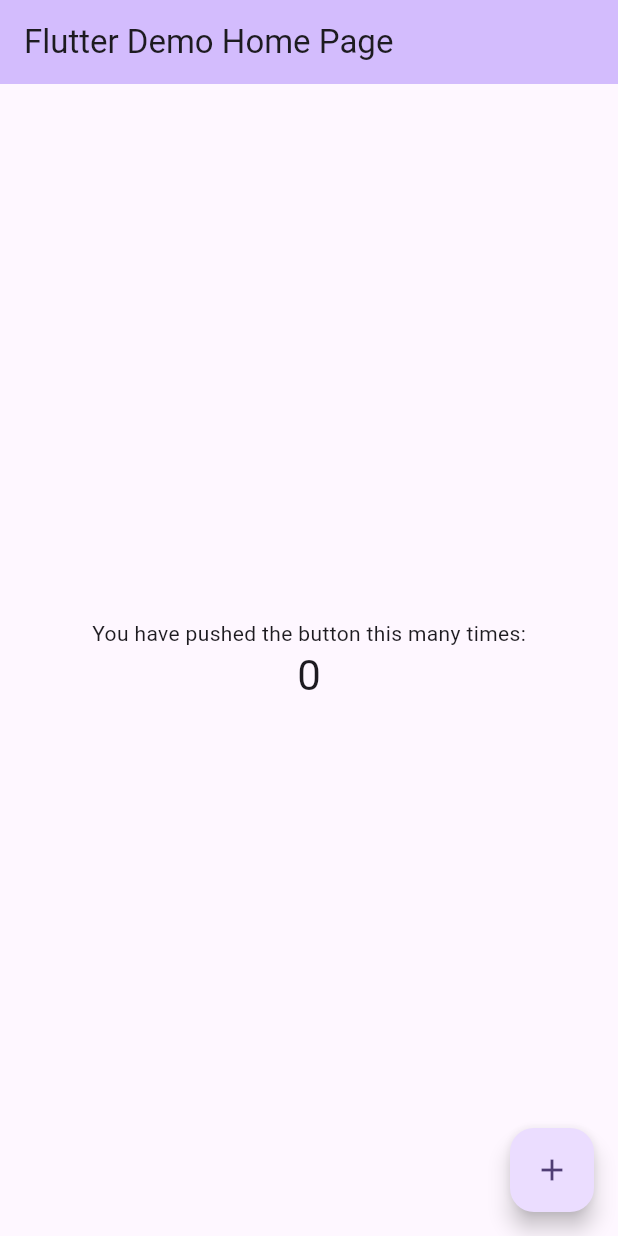
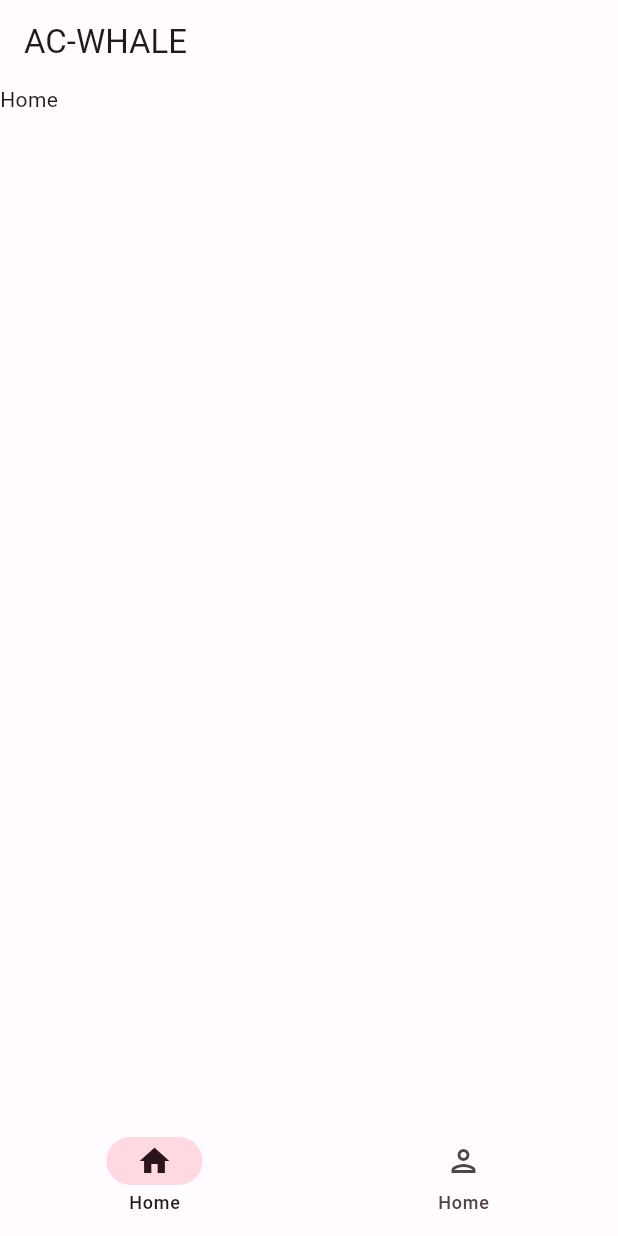
Before and after one commit to zeke-wang/ac-whale, a Flutter app: the screen it shows after launch, on a phone screen of 412 x 824 dp. Run offline on Flutter 3.47's test engine with Material 3 defaults, Android fonts, the phone set to English and light mode, and no system bars; our stand-ins replace go_router, logger.

Commit message:
完成登录

```diff
--- a/lib/main.dart
+++ b/lib/main.dart
@@ -1,125 +1,18 @@
+import 'package:acwhale/color_schemes.g.dart';
 import 'package:flutter/material.dart';
+import 'router/router_config.dart';
 
-void main() {
-  runApp(const MyApp());
-}
+void main() => runApp(const MyApp());
 
 class MyApp extends StatelessWidget {
   const MyApp({super.key});
-
-  // This widget is the root of your application.
   @override
   Widget build(BuildContext context) {
-    return MaterialApp(
-      title: 'Flutter Demo',
-      theme: ThemeData(
-        // This is the theme of your application.
-        //
-        // TRY THIS: Try running your application with "flutter run". You'll see
-        // the application has a blue toolbar. Then, without quitting the app,
-        // try changing the seedColor in the colorScheme below to Colors.green
-        // and then invoke "hot reload" (save your changes or press the "hot
-        // reload" button in a Flutter-supported IDE, or press "r" if you used
-        // the command line to start the app).
-        //
-        // Notice that the counter didn't reset back to zero; the application
-        // state is not lost during the reload. To reset the state, use hot
-        // restart instead.
-        //
-        // This works for code too, not just values: Most code changes can be
-        // tested with just a hot reload.
-        colorScheme: ColorScheme.fromSeed(seedColor: Colors.deepPurple),
-        useMaterial3: true,
-      ),
-      home: const MyHomePage(title: 'Flutter Demo Home Page'),
-    );
+    return MaterialApp.router(
+        debugShowCheckedModeBanner: false,
+        title: 'ac-whale',
+        theme: ThemeData(useMaterial3: true, colorScheme: lightColorScheme),
+        darkTheme: ThemeData(useMaterial3: true, colorScheme: darkColorScheme),
+        routerConfig: router);
   }
 }
-
-class MyHomePage extends StatefulWidget {
-  const MyHomePage({super.key, required this.title});
-
-  // This widget is the home page of your application. It is stateful, meaning
-  // that it has a State object (defined below) that contains fields that affect
-  // how it looks.
-
-  // This class is the configuration for the state. It holds the values (in this
-  // case the title) provided by the parent (in this case the App widget) and
-  // used by the build method of the State. Fields in a Widget subclass are
-  // always marked "final".
-
-  final String title;
-
-  @override
-  State<MyHomePage> createState() => _MyHomePageState();
-}
-
-class _MyHomePageState extends State<MyHomePage> {
-  int _counter = 0;
-
-  void _incrementCounter() {
-    setState(() {
-      // This call to setState tells the Flutter framework that something has
-      // changed in this State, which causes it to rerun the build method below
-      // so that the display can reflect the updated values. If we changed
-      // _counter without calling setState(), then the build method would not be
-      // called again, and so nothing would appear to happen.
-      _counter++;
-    });
-  }
-
-  @override
-  Widget build(BuildContext context) {
-    // This method is rerun every time setState is called, for instance as done
-    // by the _incrementCounter method above.
-    //
-    // The Flutter framework has been optimized to make rerunning build methods
-    // fast, so that you can just rebuild anything that needs updating rather
-    // than having to individually change instances of widgets.
-    return Scaffold(
-      appBar: AppBar(
-        // TRY THIS: Try changing the color here to a specific color (to
-        // Colors.amber, perhaps?) and trigger a hot reload to see the AppBar
-        // change color while the other colors stay the same.
-        backgroundColor: Theme.of(context).colorScheme.inversePrimary,
-        // Here we take the value from the MyHomePage object that was created by
-        // the App.build method, and use it to set our appbar title.
-        title: Text(widget.title),
-      ),
-      body: Center(
-        // Center is a layout widget. It takes a single child and positions it
-        // in the middle of the parent.
-        child: Column(
-          // Column is also a layout widget. It takes a list of children and
-          // arranges them vertically. By default, it sizes itself to fit its
-          // children horizontally, and tries to be as tall as its parent.
-          //
-          // Column has various properties to control how it sizes itself and
-          // how it positions its children. Here we use mainAxisAlignment to
-          // center the children vertically; the main axis here is the vertical
-          // axis because Columns are vertical (the cross axis would be
-          // horizontal).
-          //
-          // TRY THIS: Invoke "debug painting" (choose the "Toggle Debug Paint"
-          // action in the IDE, or press "p" in the console), to see the
-          // wireframe for each widget.
-          mainAxisAlignment: MainAxisAlignment.center,
-          children: <Widget>[
-            const Text(
-              'You have pushed the button this many times:',
-            ),
-            Text(
-              '$_counter',
-              style: Theme.of(context).textTheme.headlineMedium,
-            ),
-          ],
-        ),
-      ),
-      floatingActionButton: FloatingActionButton(
-        onPressed: _incrementCounter,
-        tooltip: 'Increment',
-        child: const Icon(Icons.add),
-      ), // This trailing comma makes auto-formatting nicer for build methods.
-    );
-  }
-}
--- /dev/null
+++ b/lib/router/router_config.dart
@@ -0,0 +1,23 @@
+import 'package:acwhale/screens/app_page.dart';
+import 'package:acwhale/screens/login/login.dart';
+import 'package:flutter/material.dart';
+import 'package:go_router/go_router.dart';
+
+final GoRouter router = GoRouter(
+  routes: <RouteBase>[
+    GoRoute(
+      path: '/',
+      builder: (BuildContext context, GoRouterState state) {
+        return const AppPage();
+      },
+      routes: <RouteBase>[
+        GoRoute(
+          path: 'login',
+          builder: (BuildContext context, GoRouterState state) {
+            return const LoginPage();
+          },
+        ),
+      ],
+    ),
+  ],
+);
--- /dev/null
+++ b/lib/screens/app_page.dart
@@ -0,0 +1,48 @@
+import 'package:acwhale/screens/admin/admin.dart';
+import 'package:acwhale/screens/home/home.dart';
+import 'package:flutter/material.dart';
+
+class AppPage extends StatefulWidget {
+  const AppPage({super.key});
+
+  @override
+  State<AppPage> createState() => _AppPageState();
+}
+
+class _AppPageState extends State<AppPage> {
+  int _currentIndex = 0;
+
+  final List<Widget> _pages = [const HomePage(), const AdminPage()];
+  @override
+  Widget build(BuildContext context) {
+    return Scaffold(
+        appBar: AppBar(
+          title: const Text('AC-WHALE'),
+        ),
+        // body: IndexedStack(
+        //   index: _currentIndex,
+        //   children: _pages,
+        // ),
+        body: _pages[_currentIndex],
+        bottomNavigationBar: NavigationBar(
+          onDestinationSelected: (int index) {
+            setState(() {
+              _currentIndex = index;
+            });
+          },
+          selectedIndex: _currentIndex,
+          destinations: const <Widget>[
+            NavigationDestination(
+              selectedIcon: Icon(Icons.home),
+              icon: Icon(Icons.home_outlined),
+              label: 'Home',
+            ),
+            NavigationDestination(
+              selectedIcon: Icon(Icons.person),
+              icon: Icon(Icons.person_outlined),
+              label: 'Home',
+            ),
+          ],
+        ));
+  }
+}
--- /dev/null
+++ b/lib/screens/home/home.dart
@@ -0,0 +1,10 @@
+import 'package:flutter/material.dart';
+
+class HomePage extends StatelessWidget {
+  const HomePage({super.key});
+
+  @override
+  Widget build(BuildContext context) {
+    return const Text("Home");
+  }
+}
```
Also changed, not shown: lib/screens/admin/admin.dart (added, +12 -0 lines), lib/screens/login/login.dart (added, +60 -0 lines), lib/utils/logger.dart (added, +21 -0 lines), pubspec.yaml (+2 -68 lines), lib/color_schemes.g.dart (added), pubspec.lock.
